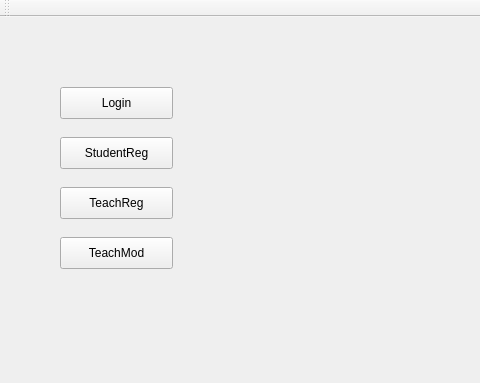
Qt form view.ui (DatabasesWorks/Stacked_EducationalPlatform) before a commit; both pictures show x 0 to 480 and y 0 to 383 of the 640 by 480 pixel window.
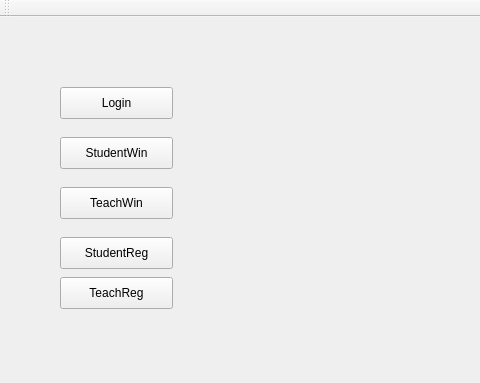
The same form after that commit.

```diff
--- a/view.ui
+++ b/view.ui
@@ -37,7 +37,7 @@
      </rect>
     </property>
     <property name="text">
-     <string>StudentReg</string>
+     <string>StudentWin</string>
     </property>
    </widget>
    <widget class="QPushButton" name="pushButton_3">
@@ -50,7 +50,7 @@
      </rect>
     </property>
     <property name="text">
-     <string>TeachReg</string>
+     <string>TeachWin</string>
     </property>
    </widget>
    <widget class="QPushButton" name="pushButton_4">
@@ -63,7 +63,20 @@
      </rect>
     </property>
     <property name="text">
-     <string>TeachMod</string>
+     <string>StudentReg</string>
+    </property>
+   </widget>
+   <widget class="QPushButton" name="pushButton_5">
+    <property name="geometry">
+     <rect>
+      <x>60</x>
+      <y>260</y>
+      <width>113</width>
+      <height>32</height>
+     </rect>
+    </property>
+    <property name="text">
+     <string>TeachReg</string>
     </property>
    </widget>
   </widget>
```
